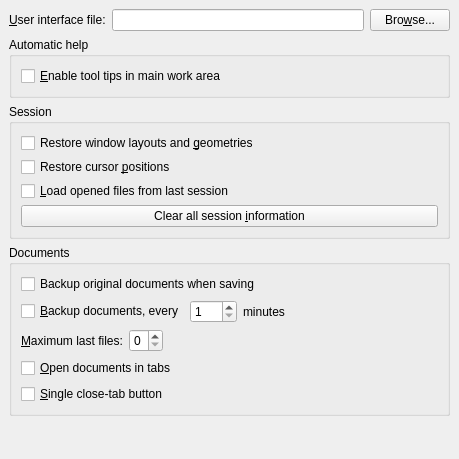
Before: the Qt Designer form src/frontends/qt4/ui/PrefUi.ui in cburschka/lyx, drawn with Qt 5.
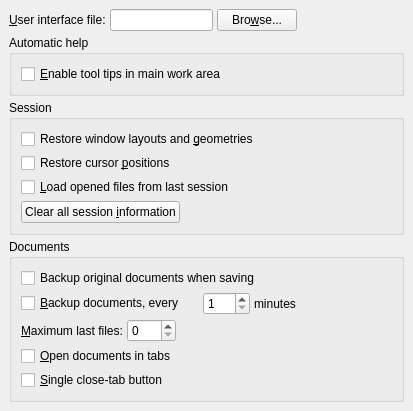
After: the same form once the commit is applied.

What changed in the file:
```diff
--- a/src/frontends/qt4/ui/PrefUi.ui
+++ b/src/frontends/qt4/ui/PrefUi.ui
@@ -1,18 +1,16 @@
 <ui version="4.0" >
  <class>PrefUi</class>
- <widget class="QWidget" name="PrefUi" >
-  <property name="geometry" >
+ <widget class="QWidget" name="PrefUi">
+  <property name="geometry">
    <rect>
     <x>0</x>
     <y>0</y>
-    <width>459</width>
-    <height>459</height>
+    <width>413</width>
+    <height>408</height>
    </rect>
   </property>
-  <property name="sizePolicy" >
-   <sizepolicy>
-    <hsizetype>0</hsizetype>
-    <vsizetype>0</vsizetype>
+  <property name="sizePolicy">
+   <sizepolicy hsizetype="Fixed" vsizetype="Fixed">
     <horstretch>0</horstretch>
     <verstretch>0</verstretch>
    </sizepolicy>
@@ -20,150 +18,156 @@
   <property name="windowTitle" >
    <string/>
   </property>
-  <layout class="QGridLayout" >
-   <property name="margin" >
-    <number>9</number>
-   </property>
-   <property name="spacing" >
-    <number>6</number>
-   </property>
-   <item row="2" column="0" colspan="3" >
-    <widget class="QGroupBox" name="GeometryGB" >
-     <property name="title" >
+  <layout class="QGridLayout" name="gridLayout_3">
+   <item row="0" column="0">
+    <widget class="QLabel" name="uiFileLA">
+     <property name="text">
+      <string>&amp;User interface file:</string>
+     </property>
+     <property name="buddy">
+      <cstring>uiFileED</cstring>
+     </property>
+    </widget>
+   </item>
+   <item row="0" column="1">
+    <widget class="QLineEdit" name="uiFileED"/>
+   </item>
+   <item row="0" column="2">
+    <widget class="QPushButton" name="uiFilePB">
+     <property name="text">
+      <string>Bro&amp;wse...</string>
+     </property>
+    </widget>
+   </item>
+   <item row="0" column="3">
+    <spacer name="horizontalSpacer_2">
+     <property name="orientation">
+      <enum>Qt::Horizontal</enum>
+     </property>
+     <property name="sizeHint" stdset="0">
+      <size>
+       <width>77</width>
+       <height>20</height>
+      </size>
+     </property>
+    </spacer>
+   </item>
+   <item row="1" column="0" colspan="4">
+    <widget class="QGroupBox" name="pixmapCacheGB_2">
+     <property name="title">
+      <string>Automatic help</string>
+     </property>
+     <property name="alignment">
+      <set>Qt::AlignLeading|Qt::AlignLeft|Qt::AlignTop</set>
+     </property>
+     <property name="flat">
+      <bool>true</bool>
+     </property>
+     <layout class="QGridLayout">
+      <property name="margin">
+       <number>9</number>
+      </property>
+      <property name="spacing">
+       <number>4</number>
+      </property>
+      <item row="0" column="0">
+       <widget class="QCheckBox" name="tooltipCB">
+        <property name="toolTip">
+         <string>Checking this allow the automatic display of helpful comments for insets in the main work area of an edited document</string>
+        </property>
+        <property name="text">
+         <string>&amp;Enable tool tips in main work area</string>
+        </property>
+       </widget>
+      </item>
+     </layout>
+    </widget>
+   </item>
+   <item row="2" column="0" colspan="4">
+    <widget class="QGroupBox" name="GeometryGB">
+     <property name="title">
       <string>Session</string>
      </property>
      <property name="flat" >
       <bool>true</bool>
      </property>
-     <layout class="QGridLayout" >
-      <property name="margin" >
-       <number>9</number>
-      </property>
-      <property name="spacing" >
-       <number>4</number>
-      </property>
-      <item row="0" column="0" >
-       <widget class="QCheckBox" name="allowGeometrySessionCB" >
-        <property name="enabled" >
+     <layout class="QGridLayout" name="gridLayout">
+      <item row="0" column="0" colspan="2">
+       <widget class="QCheckBox" name="allowGeometrySessionCB">
+        <property name="enabled">
          <bool>true</bool>
         </property>
-        <property name="text" >
+        <property name="text">
          <string>Restore window layouts and &amp;geometries</string>
         </property>
        </widget>
       </item>
-      <item row="1" column="0" >
-       <widget class="QCheckBox" name="restoreCursorCB" >
-        <property name="toolTip" >
+      <item row="1" column="0">
+       <widget class="QCheckBox" name="restoreCursorCB">
+        <property name="toolTip">
          <string>Restore to the cursor position when the file was last closed</string>
         </property>
-        <property name="text" >
+        <property name="text">
          <string>Restore cursor &amp;positions</string>
         </property>
        </widget>
       </item>
-      <item row="2" column="0" >
-       <widget class="QCheckBox" name="loadSessionCB" >
-        <property name="text" >
+      <item row="2" column="0" colspan="2">
+       <widget class="QCheckBox" name="loadSessionCB">
+        <property name="text">
          <string>&amp;Load opened files from last session</string>
         </property>
        </widget>
       </item>
-      <item row="3" column="0" >
-       <widget class="QPushButton" name="clearSessionPB" >
-        <property name="text" >
+      <item row="3" column="0">
+       <widget class="QPushButton" name="clearSessionPB">
+        <property name="text">
          <string>Clear all session &amp;information</string>
         </property>
        </widget>
       </item>
+      <item row="3" column="1">
+       <spacer name="horizontalSpacer">
+        <property name="orientation">
+         <enum>Qt::Horizontal</enum>
+        </property>
+        <property name="sizeHint" stdset="0">
+         <size>
+          <width>225</width>
+          <height>20</height>
+         </size>
+        </property>
+       </spacer>
+      </item>
      </layout>
     </widget>
    </item>
-   <item row="3" column="0" colspan="3" >
-    <widget class="QGroupBox" name="documentsGB" >
-     <property name="title" >
+   <item row="3" column="0" colspan="4">
+    <widget class="QGroupBox" name="documentsGB">
+     <property name="title">
       <string>Documents</string>
      </property>
      <property name="flat" >
       <bool>true</bool>
      </property>
-     <layout class="QGridLayout" >
-      <property name="margin" >
-       <number>9</number>
-      </property>
-      <property name="spacing" >
-       <number>6</number>
-      </property>
-      <item row="2" column="0" colspan="4" >
-       <layout class="QHBoxLayout" >
-        <property name="spacing" >
-         <number>6</number>
+     <layout class="QGridLayout" name="gridLayout_2">
+      <item row="0" column="0" colspan="5">
+       <widget class="QCheckBox" name="backupCB">
+        <property name="text">
+         <string>Backup original documents when saving</string>
         </property>
-        <property name="margin" >
-         <number>0</number>
-        </property>
-        <item>
-         <widget class="QLabel" name="lastfilesLA" >
-          <property name="text" >
-           <string>&amp;Maximum last files:</string>
-          </property>
-          <property name="buddy" >
-           <cstring>lastfilesSB</cstring>
-          </property>
-         </widget>
-        </item>
-        <item>
-         <widget class="QSpinBox" name="lastfilesSB" >
-          <property name="maximum" >
-           <number>9</number>
-          </property>
-         </widget>
-        </item>
-        <item>
-         <spacer>
-          <property name="orientation" >
-           <enum>Qt::Horizontal</enum>
-          </property>
-          <property name="sizeHint" stdset="0" >
-           <size>
-            <width>40</width>
-            <height>20</height>
-           </size>
-          </property>
-         </spacer>
-        </item>
-       </layout>
+       </widget>
       </item>
-      <item row="0" column="0" colspan="4">
-      <widget class="QCheckBox" name="backupCB">
-      <property name="text">
-      <string>Backup original documents when saving</string>
-      </property>
-      </widget>
-      </item>
-      <item row="1" column="3" >
-       <spacer>
-        <property name="orientation" >
-         <enum>Qt::Horizontal</enum>
+      <item row="1" column="0" colspan="3">
+       <widget class="QCheckBox" name="autoSaveCB">
+        <property name="text">
+         <string>&amp;Backup documents, every</string>
         </property>
-        <property name="sizeHint" stdset="0" >
-         <size>
-          <width>61</width>
-          <height>21</height>
-         </size>
-        </property>
-       </spacer>
-      </item>
-      <item row="1" column="2" >
-       <widget class="QLabel" name="TextLabel1" >
-        <property name="text" >
-         <string>minutes</string>
-        </property>
        </widget>
       </item>
-      <item row="1" column="1" >
-       <widget class="QSpinBox" name="autoSaveSB" >
-        <property name="minimum" >
+      <item row="1" column="3">
+       <widget class="QSpinBox" name="autoSaveSB">
+        <property name="minimum">
          <number>1</number>
         </property>
         <property name="maximum" >
@@ -171,26 +175,69 @@
         </property>
        </widget>
       </item>
-      <item row="1" column="0" >
-       <widget class="QCheckBox" name="autoSaveCB" >
-        <property name="text" >
-         <string>&amp;Backup documents, every</string>
+      <item row="1" column="4">
+       <widget class="QLabel" name="TextLabel1">
+        <property name="text">
+         <string>minutes</string>
         </property>
        </widget>
       </item>
-      <item row="3" column="0" colspan="4" >
-       <widget class="QCheckBox" name="openDocumentsInTabsCB" >
-        <property name="text" >
+      <item row="1" column="5">
+       <spacer>
+        <property name="orientation">
+         <enum>Qt::Horizontal</enum>
+        </property>
+        <property name="sizeHint" stdset="0">
+         <size>
+          <width>61</width>
+          <height>21</height>
+         </size>
+        </property>
+       </spacer>
+      </item>
+      <item row="2" column="0">
+       <widget class="QLabel" name="lastfilesLA">
+        <property name="text">
+         <string>&amp;Maximum last files:</string>
+        </property>
+        <property name="buddy">
+         <cstring>lastfilesSB</cstring>
+        </property>
+       </widget>
+      </item>
+      <item row="2" column="1">
+       <widget class="QSpinBox" name="lastfilesSB">
+        <property name="maximum">
+         <number>9</number>
+        </property>
+       </widget>
+      </item>
+      <item row="2" column="2" colspan="2">
+       <spacer>
+        <property name="orientation">
+         <enum>Qt::Horizontal</enum>
+        </property>
+        <property name="sizeHint" stdset="0">
+         <size>
+          <width>48</width>
+          <height>20</height>
+         </size>
+        </property>
+       </spacer>
+      </item>
+      <item row="3" column="0" colspan="2">
+       <widget class="QCheckBox" name="openDocumentsInTabsCB">
+        <property name="text">
          <string>&amp;Open documents in tabs</string>
         </property>
        </widget>
       </item>
-      <item row="5" column="0" >
-       <widget class="QCheckBox" name="singleCloseTabButtonCB" >
-        <property name="toolTip" >
+      <item row="4" column="0" colspan="2">
+       <widget class="QCheckBox" name="singleCloseTabButtonCB">
+        <property name="toolTip">
          <string>Whether to place close button on each tab or only one in the top left.</string>
         </property>
-        <property name="text" >
+        <property name="text">
          <string>&amp;Single close-tab button</string>
         </property>
        </widget>
@@ -198,7 +245,7 @@
      </layout>
     </widget>
    </item>
-   <item row="6" column="0" colspan="3" >
+   <item row="4" column="0" colspan="4">
     <spacer>
      <property name="orientation" >
       <enum>Qt::Vertical</enum>
@@ -211,60 +258,9 @@
      </property>
     </spacer>
    </item>
-   <item row="1" column="0" colspan="3" >
-    <widget class="QGroupBox" name="pixmapCacheGB_2" >
-     <property name="title" >
-      <string>Automatic help</string>
-     </property>
-     <property name="alignment" >
-      <set>Qt::AlignLeading|Qt::AlignLeft|Qt::AlignTop</set>
-     </property>
-     <property name="flat" >
-      <bool>true</bool>
-     </property>
-     <layout class="QGridLayout" >
-      <property name="margin" >
-       <number>9</number>
-      </property>
-      <property name="spacing" >
-       <number>4</number>
-      </property>
-      <item row="0" column="0" >
-       <widget class="QCheckBox" name="tooltipCB" >
-        <property name="toolTip" >
-         <string>Checking this allow the automatic display of helpful comments for insets in the main work area of an edited document</string>
-        </property>
-        <property name="text" >
-         <string>&amp;Enable tool tips in main work area</string>
-        </property>
-       </widget>
-      </item>
-     </layout>
-    </widget>
-   </item>
-   <item row="0" column="2" >
-    <widget class="QPushButton" name="uiFilePB" >
-     <property name="text" >
-      <string>Bro&amp;wse...</string>
-     </property>
-    </widget>
-   </item>
-   <item row="0" column="1" >
-    <widget class="QLineEdit" name="uiFileED" />
-   </item>
-   <item row="0" column="0" >
-    <widget class="QLabel" name="uiFileLA" >
-     <property name="text" >
-      <string>&amp;User interface file:</string>
-     </property>
-     <property name="buddy" >
-      <cstring>uiFileED</cstring>
-     </property>
-    </widget>
-   </item>
   </layout>
  </widget>
- <layoutdefault spacing="4" margin="9" />
+ <layoutdefault spacing="4" margin="9"/>
  <tabstops>
   <tabstop>uiFileED</tabstop>
   <tabstop>uiFilePB</tabstop>
```
Left out of the diff: 16 changed lines with no effect on the pictures.
